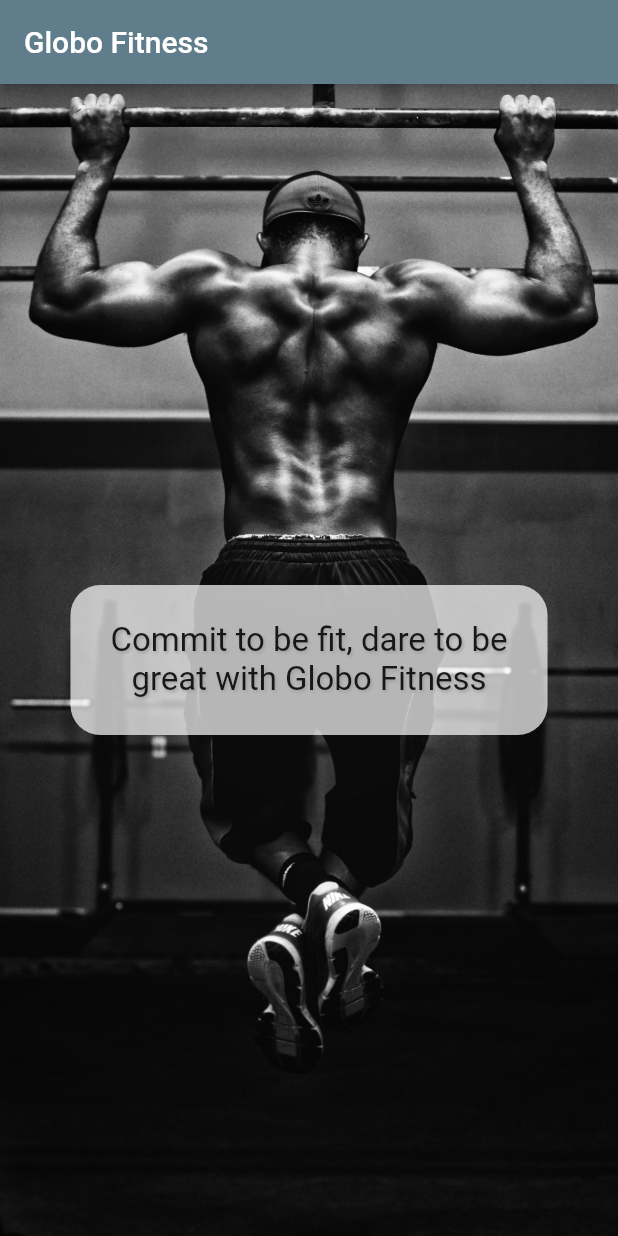
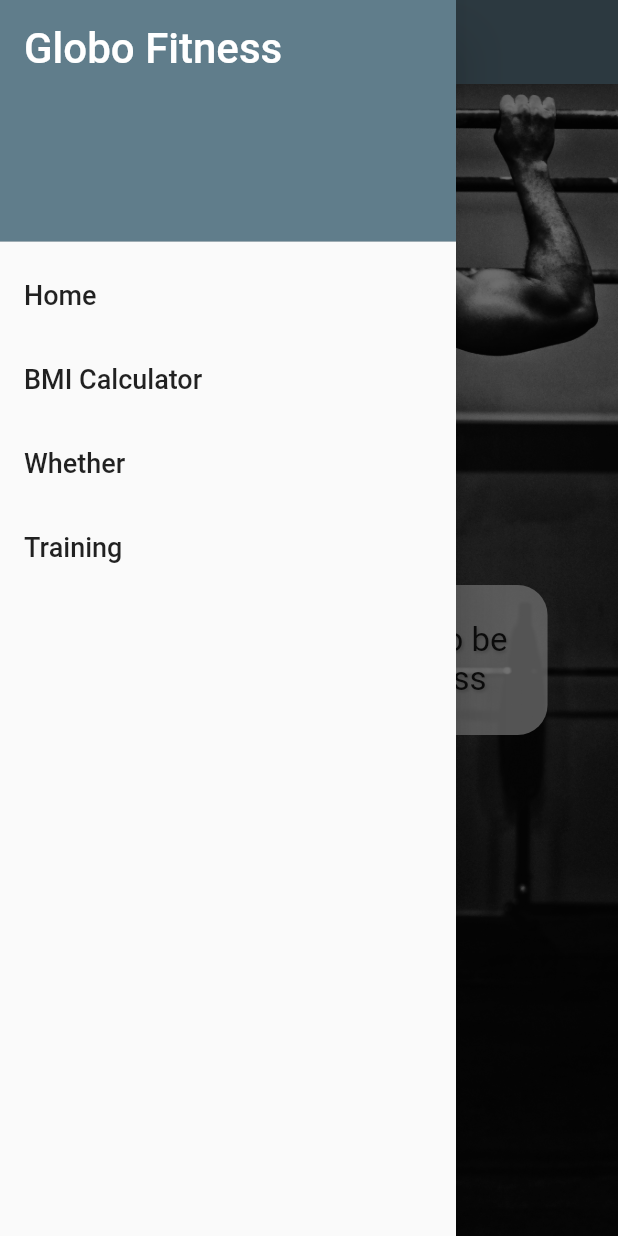
Before and after one commit to franco-marini/flutter-app, a Flutter app: the screen it shows after launch, with the side drawer open (before the commit the screen has no drawer), on a phone screen of 412 x 824 dp. Run offline on Flutter 3.47's test engine with Material 2 defaults, Android fonts, the phone set to English and light mode, and no system bars.

Commit message:
FA: menu drawer

```diff
--- a/lib/screens/intro_screen.dart
+++ b/lib/screens/intro_screen.dart
@@ -1,4 +1,6 @@
 import 'package:flutter/material.dart';
+
+import '../shared/menu_drawer.dart';
 
 class IntroScreen extends StatelessWidget {
   const IntroScreen({Key? key}) : super(key: key);
@@ -9,6 +11,7 @@ class IntroScreen extends StatelessWidget {
       appBar: AppBar(
         title: Text('Globo Fitness'),
       ),
+      drawer: MenuDrawer(),
       body: Container(
         decoration: BoxDecoration(
             image: DecorationImage(
--- /dev/null
+++ b/lib/shared/menu_drawer.dart
@@ -0,0 +1,38 @@
+import 'package:flutter/material.dart';
+
+class MenuDrawer extends StatelessWidget {
+  const MenuDrawer({Key? key}) : super(key: key);
+
+  @override
+  Widget build(BuildContext context) {
+    return Drawer(
+        child: ListView(
+      children: buildMenuItems(context),
+    ));
+  }
+
+  List<Widget> buildMenuItems(BuildContext context) {
+    final List<String> menuTitles = [
+      'Home',
+      'BMI Calculator',
+      'Whether',
+      'Training'
+    ];
+    List<Widget> menuItems = [];
+    menuItems.add(DrawerHeader(
+      decoration: BoxDecoration(color: Colors.blueGrey),
+      child: Text(
+        'Globo Fitness',
+        style: TextStyle(color: Colors.white, fontSize: 28),
+      ),
+    ));
+    menuTitles.forEach((String element) {
+      menuItems.add(ListTile(
+        title: Text(element, style: TextStyle(fontSize: 18)),
+        onTap: () {},
+      ));
+    });
+
+    return menuItems;
+  }
+}
```
